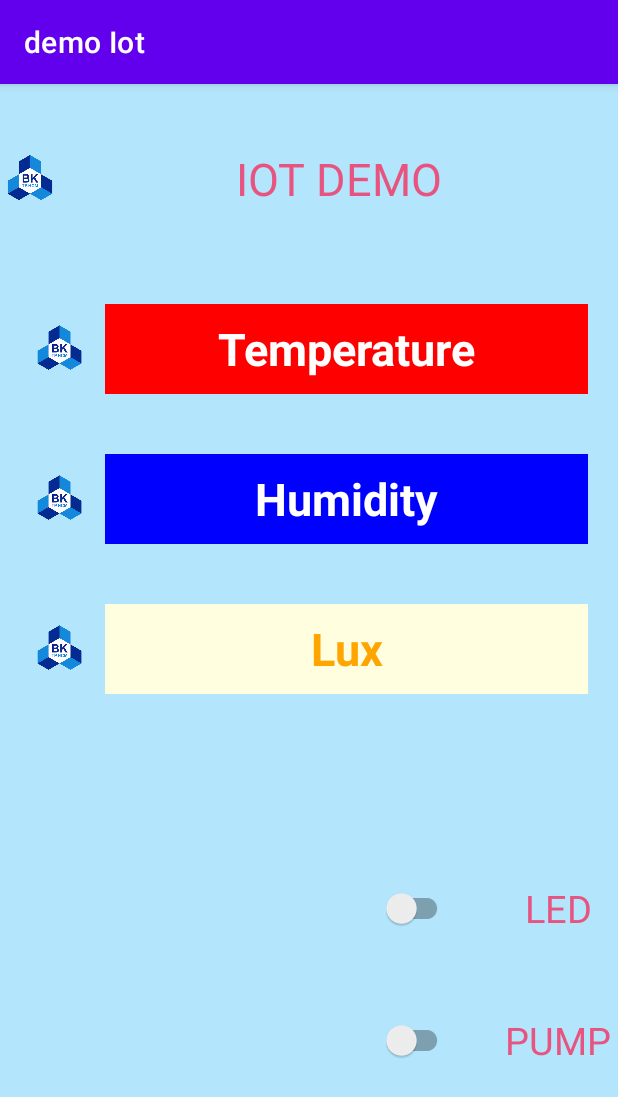
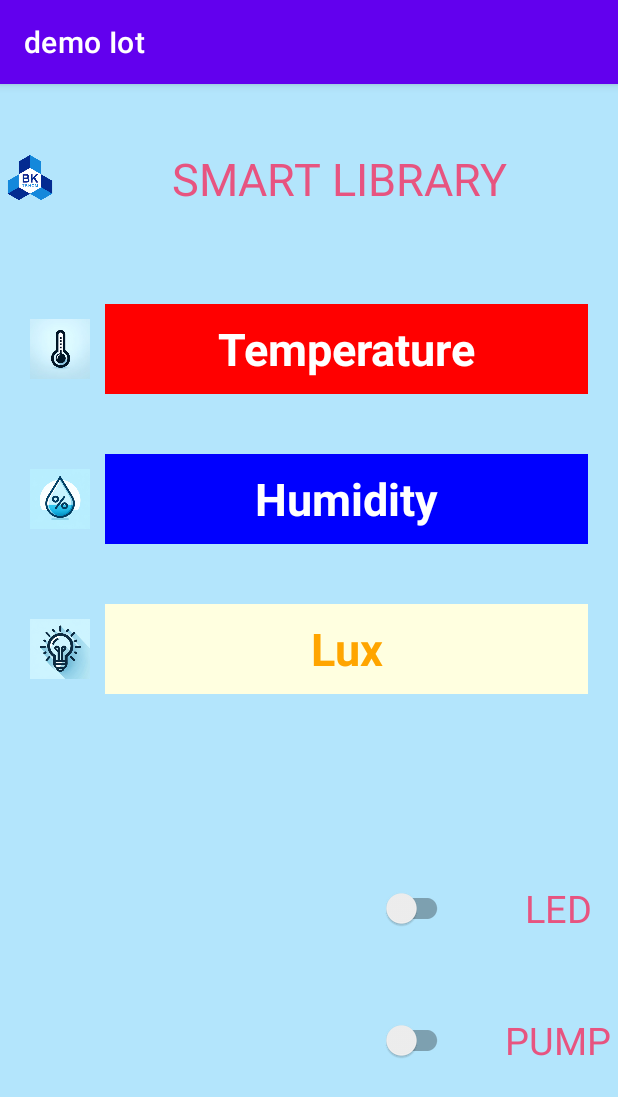
Before and after one commit to Jun-nior/IoT_App, an Android app: the MainActivity screen opened directly, with no data from a screen before it, on a phone screen of 412 x 824 dp. Shown: the top 1097 px of the screen. Run offline under Robolectric (Android 15) with nearby library versions, the phone set to English and light mode, and no system bars; libraries missing offline, so code that uses them is left out: com.github.angads25.toggle, org.eclipse.paho; plain views replace LabeledSwitch; 13 statements that could not run were skipped.

Commit message:
update icon

```diff
--- a/demoIot/app/src/main/res/layout/activity_main.xml
+++ b/demoIot/app/src/main/res/layout/activity_main.xml
@@ -25,7 +25,7 @@
             android:layout_width="0dp"
             android:layout_height="match_parent"
             android:layout_weight="9"
-            android:text="IOT DEMO"
+            android:text="SMART LIBRARY"
             android:gravity="center"
             android:textColor="#E75480"
             android:textSize="30dp">
@@ -51,7 +51,7 @@
                 android:id="@+id/ictemp"
                 android:layout_width="40dp"
                 android:layout_height="40dp"
-                android:src="@drawable/logo"
+                android:src="@drawable/temp"
             />
 
             <TextView
@@ -110,7 +110,7 @@
                 android:id="@+id/ichumid"
                 android:layout_width="40dp"
                 android:layout_height="40dp"
-                android:src="@drawable/logo"
+                android:src="@drawable/humid"
                 />
 
             <TextView
@@ -154,7 +154,7 @@
                 android:id="@+id/iclux"
                 android:layout_width="40dp"
                 android:layout_height="40dp"
-                android:src="@drawable/logo"
+                android:src="@drawable/lux"
                 />
 
             <TextView
```
Also changed, not shown: demoIot/app/src/main/res/drawable/humid.png (added), demoIot/app/src/main/res/drawable/lux.png (added), demoIot/app/src/main/res/drawable/temp.png (added).
